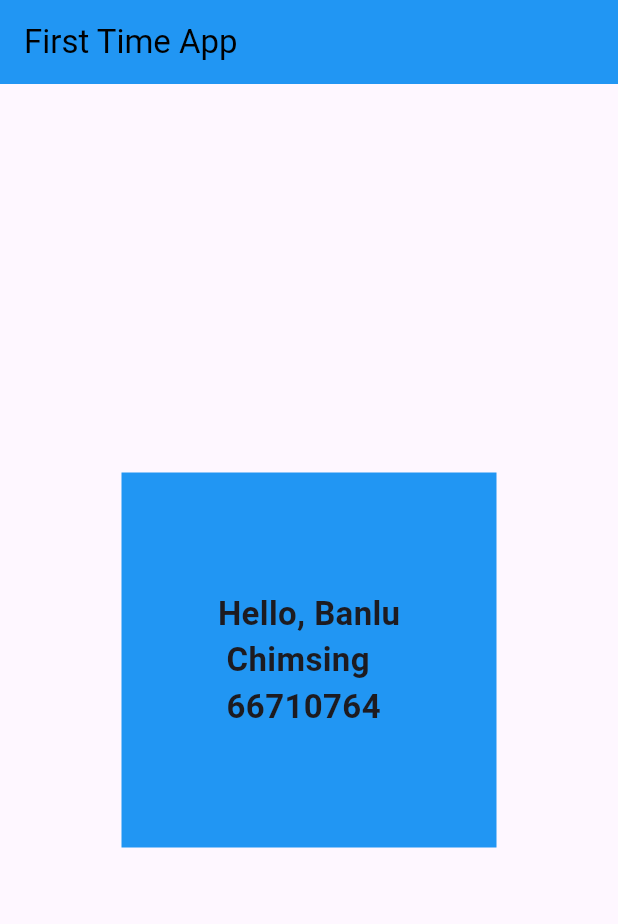
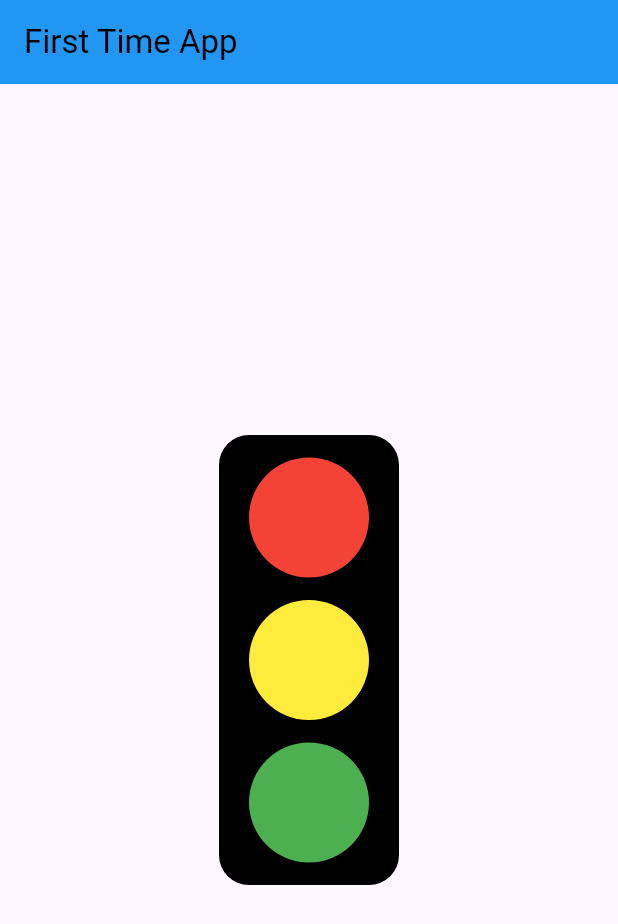
Before and after one commit to 660710764/mobile-660710764, a Flutter app: the screen it shows after launch, on a phone screen of 412 x 824 dp. Shown: the top 924 px of the screen. Run offline on Flutter 3.47's test engine with Material 3 defaults, Android fonts, the phone set to English and light mode, and no system bars.

Commit message:
exercise 2

```diff
--- a/first_app/lib/main.dart
+++ b/first_app/lib/main.dart
@@ -30,16 +30,51 @@ class MyWidget extends StatelessWidget {
         backgroundColor: Colors.blue,
       ),
       body: Center(
-        child: Container(
-          width: 250,
-          height: 250,
-          color: Colors.blue,
-          child: Center(
-            child: Text(
-              'Hello, Banlu\n Chimsing\n 66710764',
-              style: TextStyle(fontWeight: FontWeight.bold, fontSize: 22),
+        child: Stack(
+          alignment: AlignmentDirectional.center,
+          children: [
+            Container(
+              width: 120,
+              height: 300,
+              decoration: BoxDecoration(
+                borderRadius: BorderRadius.circular(20),
+                color: Colors.black,
+              ),
             ),
-          ),
+
+            Positioned(
+              top: 15,
+              child: Container(
+                width: 80,
+                height: 80,
+                decoration: BoxDecoration(
+                  shape: BoxShape.circle,
+                  color: Colors.red,
+                ),
+              ),
+            ),
+
+            Container(
+              width: 80,
+              height: 80,
+              decoration: BoxDecoration(
+                shape: BoxShape.circle,
+                color: Colors.yellow,
+              ),
+            ),
+
+            Positioned(
+              bottom: 15,
+              child: Container(
+                width: 80,
+                height: 80,
+                decoration: BoxDecoration(
+                  shape: BoxShape.circle,
+                  color: Colors.green,
+                ),
+              ),
+            ),
+          ],
         ),
       ),
     );
```
